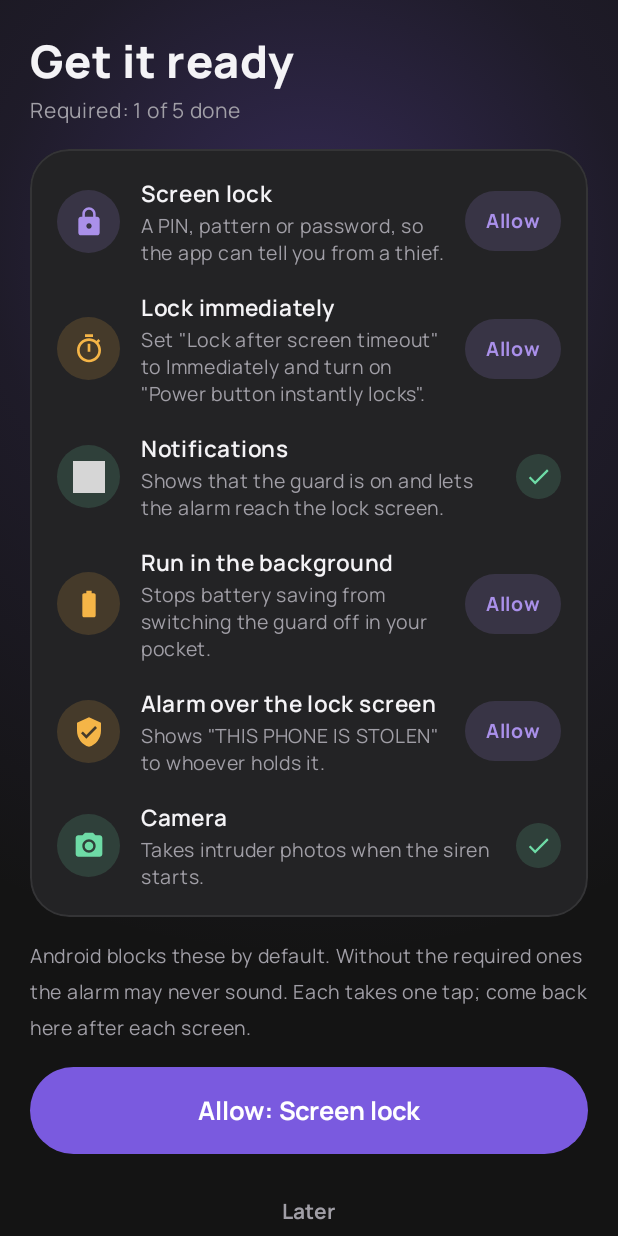
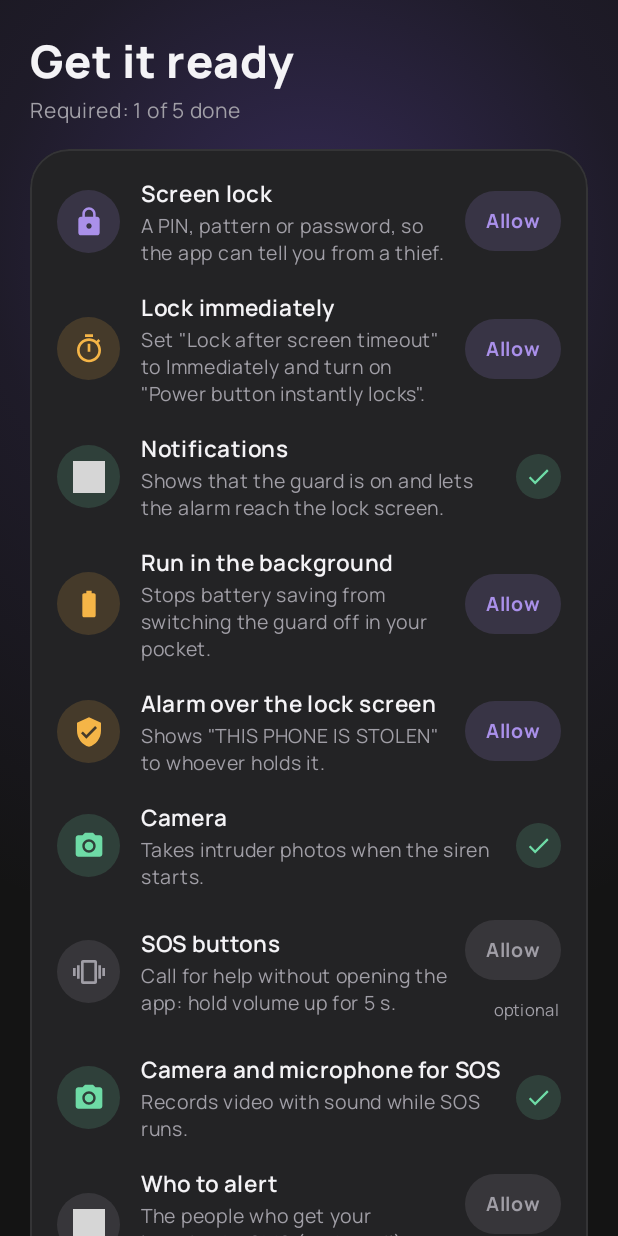
Before and after one commit to taiyebnirjhar/Pocket-guard, an Android app built with Jetpack Compose: the screen it shows after launch (MainActivity), after a tap on "Skip", on a phone screen of 412 x 824 dp. Run offline under Robolectric (Android 15) with nearby library versions, the phone set to English and light mode, and no system bars; 1 other tap on this screen came first; grey boxes are pictures that could not be loaded.

Commit message:
SOS: volume up held 5 s; guided Accessibility setup; first run asks everything (v2.1.0)
- Volume up held alone for 5 s calls for help, besides both volume
  keys for 3 s. A volume change never lasts that long; the gesture logic
  moved to a plain class with unit tests.
- "Turn on" for the SOS buttons opens Pocket Guard's own switch in
  Accessibility instead of the whole list. Where Android restricts it
  (installed outside an app store, Android 13+), a guide shows the three
  steps, each with a button to the right screen, ticked off as Android
  reports them done.
- The first-run checklist now also asks for the SOS buttons, camera and
  microphone for SOS, and who to alert, so nothing is left to find later.

Co-Authored-By: Claude Opus 5.5 <noreply@anthropic.com>
Claude-Session: https://claude.ai/code/session_01HFPEiX9pn7YGYvqjXzcg9B

```diff
--- a/app/src/main/java/com/taiyeb/pocketguard/GuardService.kt
+++ b/app/src/main/java/com/taiyeb/pocketguard/GuardService.kt
@@ -88,7 +88,7 @@ class GuardService : LifecycleService(), SensorEventListener, GuardEngine.Host {
             instance?.updateSos()
         }
 
-        /** Both volume keys held [SosHold.HOLD_MS] (from [source]). Main thread. */
+        /** An SOS key gesture ([source] names it, see [SosHold]). Main thread. */
         fun onSosHold(source: String) {
             instance?.sosHold(source)
         }
@@ -551,7 +551,7 @@ class GuardService : LifecycleService(), SensorEventListener, GuardEngine.Host {
     /** Both volume keys held: the SOS alarm, if the SOS buttons are on. */
     private fun sosHold(source: String) {
         if (!Prefs.sosButtons(this)) return
-        sos("both volume keys held ($source)")
+        sos(source)
     }
 
     /** The owner called for help: a buzz, then the SOS alarm from any armed state. */
--- a/app/src/main/java/com/taiyeb/pocketguard/MainActivity.kt
+++ b/app/src/main/java/com/taiyeb/pocketguard/MainActivity.kt
@@ -74,7 +74,8 @@ class MainActivity : ComponentActivity() {
                             val firstTime = !Prefs.onboarded(this@MainActivity)
                             Prefs.setOnboarded(this@MainActivity, true)
                             // First run goes straight on to the permissions, while the user is paying attention.
-                            screen = if (firstTime && missingRequired(this@MainActivity) > 0) Screen.SETUP else Screen.MAIN
+                            // Optional steps too (SOS buttons, recording, contacts), so nothing is left to find later.
+                            screen = if (firstTime && setupSteps(this@MainActivity).any { !it.done }) Screen.SETUP else Screen.MAIN
                         })
                     }
                     Screen.SETUP -> {
@@ -93,6 +94,10 @@ class MainActivity : ComponentActivity() {
                                     leave()
                                 },
                                 onSkip = leave,
+                                onOpenContacts = {
+                                    leave()
+                                    tab = Tab.TRIGGERS
+                                },
                             )
                         }
                     }
--- a/app/src/main/java/com/taiyeb/pocketguard/SetupScreen.kt
+++ b/app/src/main/java/com/taiyeb/pocketguard/SetupScreen.kt
@@ -80,6 +80,19 @@ fun setupSteps(context: Context, status: SetupStatus = SetupStatus.read(context)
             ),
         )
     }
+    // SOS: asked here too, so the first run covers everything; each is optional.
+    if (Prefs.sosButtons(context)) {
+        add(SetupStep("sos_keys", R.drawable.ic_vibration, R.string.ready_sos_keys, R.string.ready_sos_keys_why, false, SosSetup.keysEnabled(context)))
+        add(
+            SetupStep(
+                "sos_record", R.drawable.ic_camera, R.string.ready_sos_record, R.string.ready_sos_record_why, false,
+                granted(context, Manifest.permission.CAMERA) && granted(context, Manifest.permission.RECORD_AUDIO),
+            ),
+        )
+    }
+    if (Prefs.SOS_AVAILABLE) {
+        add(SetupStep("contacts", R.drawable.ic_bell, R.string.ready_contacts, R.string.ready_contacts_why, false, EmergencyContacts.approved(context)))
+    }
     // From Android 15 apps can't lift the user's Do Not Disturb, so the access would do nothing.
     if (Build.VERSION.SDK_INT < 35) {
         add(SetupStep("dnd", R.drawable.ic_moon, R.string.ready_dnd, R.string.ready_dnd_why, false, status.doNotDisturb))
@@ -94,7 +107,7 @@ fun missingRequired(context: Context) = setupSteps(context).count { it.required
  * ticking them off as they're granted. Shown after the guide, and whenever arming finds a gap.
  */
 @Composable
-fun SetupScreen(refreshKey: Int, onDone: () -> Unit, onSkip: () -> Unit) {
+fun SetupScreen(refreshKey: Int, onDone: () -> Unit, onSkip: () -> Unit, onOpenContacts: () -> Unit) {
     val context = LocalContext.current
     // Bumped after an in-app permission dialog, which doesn't pause the activity.
     var localKey by remember { mutableIntStateOf(0) }
@@ -104,6 +117,14 @@ fun SetupScreen(refreshKey: Int, onDone: () -> Unit, onSkip: () -> Unit) {
         localKey++
     }
     val askCamera = rememberDisclosedPermission(R.string.disclose_camera, arrayOf(Manifest.permission.CAMERA)) { localKey++ }
+    val askRecord = rememberDisclosedPermission(
+        R.string.disclose_sos_record, arrayOf(Manifest.permission.CAMERA, Manifest.permission.RECORD_AUDIO),
+    ) {
+        localKey++
+        // A running guard needs the microphone in its foreground type to record from the lock screen.
+        GuardService.refreshForeground()
+    }
+    val setUpKeys = rememberSosKeysSetup(refreshKey)
 
     val act: (SetupStep) -> Unit = { step ->
         when (step.id) {
@@ -125,6 +146,9 @@ fun SetupScreen(refreshKey: Int, onDone: () -> Unit, onSkip: () -> Unit) {
             }
             "camera" -> askCamera()
             "dnd" -> SetupActions.doNotDisturb(context)
+            "sos_keys" -> setUpKeys()
+            "sos_record" -> askRecord()
+            "contacts" -> onOpenContacts()
         }
     }
 
--- a/app/src/main/res/values/strings.xml
+++ b/app/src/main/res/values/strings.xml
@@ -159,6 +159,8 @@
     <string name="settings_help">Help</string>
     <string name="history_clear_confirm">Delete all alarms with their intruder photos and SOS recordings? This can\'t be undone.</string>
     <string name="action_cancel">Cancel</string>
+    <string name="action_close">Close</string>
+    <string name="action_open">Open</string>
     <string name="action_delete">Delete</string>
     <string name="ready_title">Get it ready</string>
     <string name="ready_progress">Required: %1$d of %2$d done</string>
@@ -183,6 +185,12 @@
     <string name="ready_camera_why">Takes intruder photos when the siren starts.</string>
     <string name="ready_dnd">Siren through Do Not Disturb</string>
     <string name="ready_dnd_why">Lets the siren sound even in total silence mode.</string>
+    <string name="ready_sos_keys">SOS buttons</string>
+    <string name="ready_sos_keys_why">Call for help without opening the app: hold volume up for 5 s.</string>
+    <string name="ready_sos_record">Camera and microphone for SOS</string>
+    <string name="ready_sos_record_why">Records video with sound while SOS runs.</string>
+    <string name="ready_contacts">Who to alert</string>
+    <string name="ready_contacts_why">The people who get your location by SMS (and email) when you start SOS.</string>
     <string name="phase_on_table">Protected on the table</string>
     <string name="phase_on_table_hint">Lifting, tilting or pushing it off warns. Unlock when you pick it up.</string>
     <string name="status_on_table">On the table</string>
@@ -191,18 +199,22 @@
     <string name="sos_speech">Help! Stop it! Help!</string>
     <string name="alarm_help">I NEED HELP</string>
     <string name="alarm_help_sub">This person called for help. Please stay with them, or call the local emergency number.</string>
-    <string name="triggers_sos">SOS: hold volume + and − for 3 s</string>
-    <string name="triggers_sos_sub">While armed, with the screen on (locked or unlocked, so waking it with your fingerprint is fine): hold both volume buttons for 3 s. A loud whistle and a spoken call for help, and it records video with sound until you unlock.</string>
-    <string name="test_10">SOS: while armed, wake the screen (a fingerprint unlock is fine), then hold volume + and − together for 3 s: a buzz, a whistle and a spoken call for help, and recording starts. Unlock to stop; the video is in History.</string>
+    <string name="triggers_sos">SOS: hold volume up for 5 s (or both volume buttons for 3 s)</string>
+    <string name="triggers_sos_sub">While armed, with the screen on (locked or unlocked, so waking it with your fingerprint is fine): hold volume up for 5 s, or both volume buttons for 3 s. A loud whistle and a spoken call for help, and it records video with sound until you unlock.</string>
+    <string name="test_10">SOS: while armed, wake the screen (a fingerprint unlock is fine), then hold volume up for 5 s (or + and − together for 3 s): a buzz, a whistle and a spoken call for help, and recording starts. Unlock to stop; the video is in History.</string>
     <string name="trigger_table">Picked up from the table</string>
     <string name="history_put_back">cancelled: put back down</string>
     <string name="triggers_table">Face-down on a table</string>
     <string name="triggers_table_sub">Slide, lift or tilt it and it warns, silently for the first 1.5 s so you can unlock. Two short buzzes mean it is guarding the table.</string>
     <string name="test_9">On a table: lock it and lay it down (face-up or face-down). Two short buzzes: guarded (face-up about 1 s, face-down about 4 s). Slide, lift or tilt it: beeps after 1.5 s. Lift it and put it back down still: they stop.</string>
     <string name="sos_accessibility_label">Pocket Guard SOS buttons</string>
-    <string name="sos_accessibility_description">Lets Pocket Guard see both volume buttons held together for 3 seconds, even with the screen off, to sound the SOS alarm. It only watches the volume buttons: it reads nothing on screen and every button works as usual.</string>
+    <string name="sos_accessibility_description">Lets Pocket Guard see volume up held for 5 seconds, or both volume buttons held together for 3 seconds, to sound the SOS alarm. It only watches the volume buttons: it reads nothing on screen and every button works as usual.</string>
     <string name="sos_keys_off">To use the SOS buttons, turn on \"Pocket Guard SOS buttons\" in Accessibility.</string>
-    <string name="sos_keys_restricted">Greyed out, \"Controlled by restricted setting\"? Android limits apps installed outside the Play Store. Try turning it on once, then open App info, tap ⋮ (top right), Allow restricted settings, and turn it on again.</string>
+    <string name="sos_guide_title">Turn on the SOS buttons</string>
+    <string name="sos_guide_intro">Android protects this setting for apps installed outside the Play Store, so it takes three steps. Each button takes you to the right screen; come back here after each.</string>
+    <string name="sos_guide_1">Tap the switch for Pocket Guard SOS buttons. Android says it is restricted: tap Close.</string>
+    <string name="sos_guide_2">In App info, tap ⋮ (top right), then Allow restricted settings, and confirm.</string>
+    <string name="sos_guide_3">Turn on Pocket Guard SOS buttons.</string>
     <string name="sos_shortcut_clash">Your phone\'s accessibility shortcut also uses volume + and − held. Turn the shortcut off, or SOS will open it too.</string>
     <string name="permission_sos_record">Recording needs the Camera and Microphone permissions.</string>
     <string name="sos_legal">Recording people without their consent is against the law in some places.</string>
@@ -211,7 +223,7 @@
     <string name="history_share">Share</string>
     <string name="history_play">Play recording %1$d</string>
     <string name="sos_keys_disclosure_title">SOS buttons use Accessibility</string>
-    <string name="sos_keys_disclosure">Pocket Guard uses the Accessibility service to detect volume + and − held together for 3 seconds, to start the SOS alarm and recording, even on the lock screen and when the app is closed. It only watches the volume buttons: it does not read your screen, collect what you type, or change any settings, and the buttons keep working as usual. Nothing it sees leaves your phone. You can turn it off any time in Accessibility settings.</string>
+    <string name="sos_keys_disclosure">Pocket Guard uses the Accessibility service to detect volume up held for 5 seconds, or volume + and − held together for 3 seconds, to start the SOS alarm and recording, even on the lock screen and when the app is closed. It only watches the volume buttons: it does not read your screen, collect what you type, or change any settings, and the buttons keep working as usual. Nothing it sees leaves your phone. You can turn it off any time in Accessibility settings.</string>
     <string name="sos_keys_agree">I agree, open settings</string>
     <string name="action_sos">SOS</string>
     <string name="tile_sos_ready">Tap to call for help</string>
```
Also changed, not shown: app/src/main/java/com/taiyeb/pocketguard/SosAccessibilityService.kt (+37 -33 lines), app/src/main/java/com/taiyeb/pocketguard/SosHold.kt (added, +44 -0 lines), app/src/main/java/com/taiyeb/pocketguard/SosKeysSetup.kt (added, +129 -0 lines), app/src/main/java/com/taiyeb/pocketguard/TriggersScreen.kt (+3 -36 lines), 4 other files.
